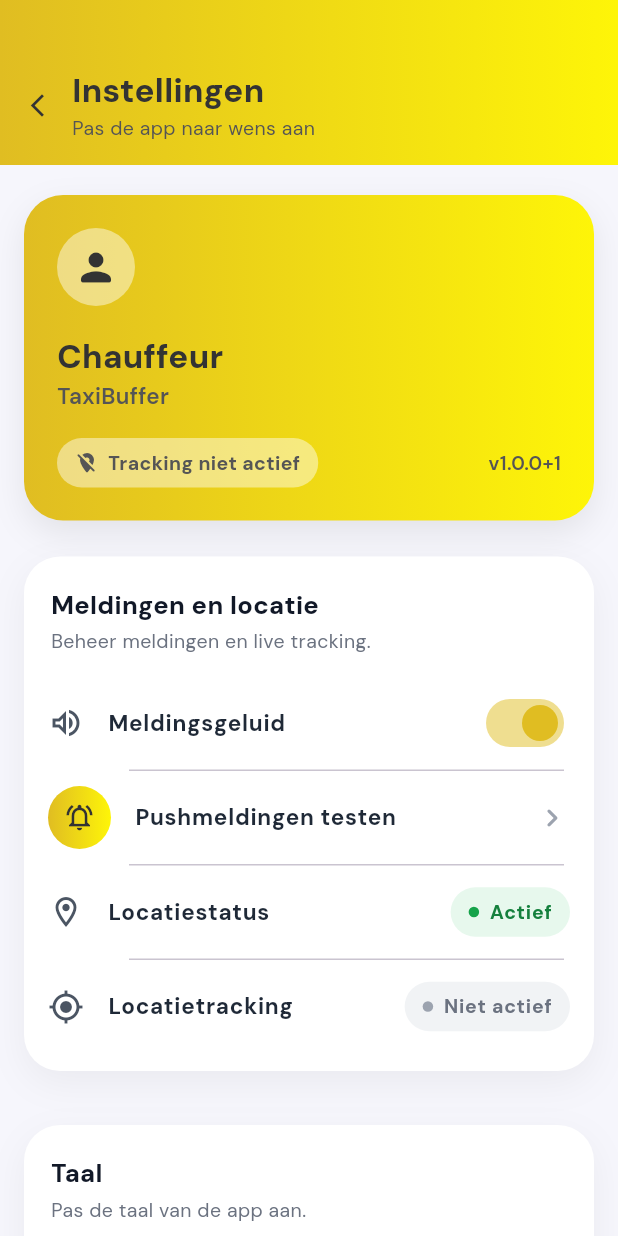
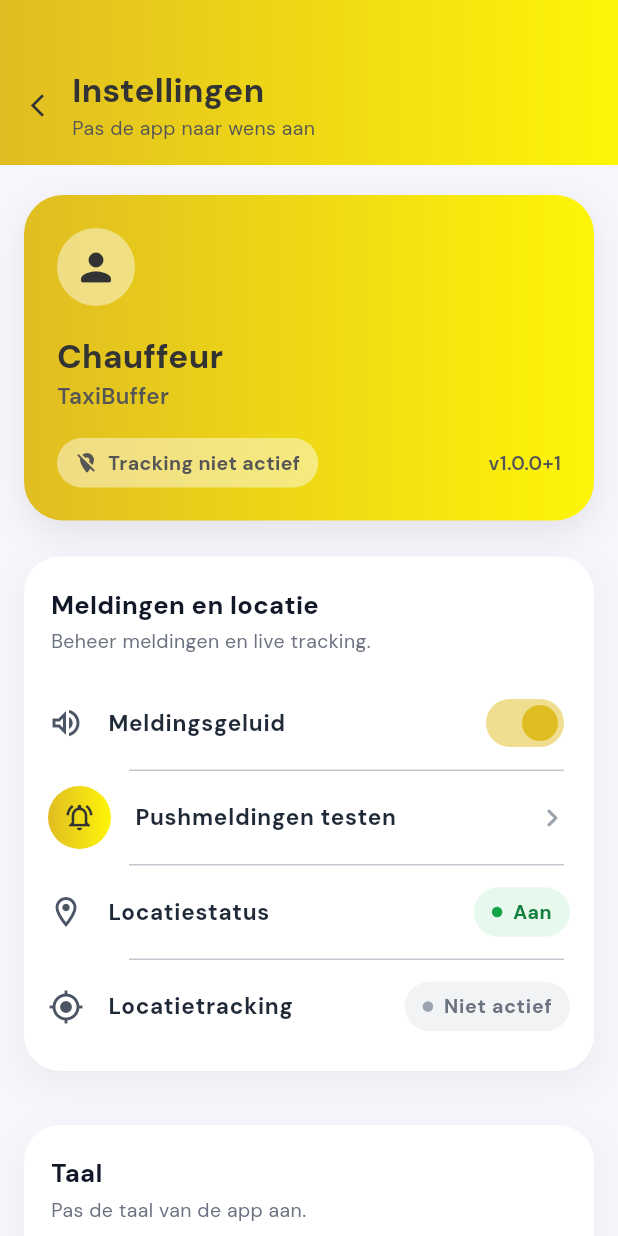
Before and after one commit to SineNomine998/taxibuffer, a Flutter app: the SettingsScreen screen opened by its route, on a phone screen of 412 x 824 dp. Run offline on Flutter 3.47's test engine with Material 3 defaults, Android fonts, the phone set to English and light mode, and no system bars; our stand-ins replace email_validator, firebase_core, firebase_messaging, flutter_local_notifications, flutter_secure_storage, flutter_svg and 5 more; missing offline and left inert: flutter_background_geolocation; accounts and stored records are empty; network calls fail; project files that could hold a hidden picture were left out.

Commit message:
Small change of text

```diff
--- a/mobile_app/lib/features/settings/screens/settings_screen.dart
+++ b/mobile_app/lib/features/settings/screens/settings_screen.dart
@@ -131,7 +131,7 @@ class _SettingsScreenState extends State<SettingsScreen> {
               _SettingsStatusTile(
                 icon: Icons.location_on_outlined,
                 title: 'Locatiestatus',
-                status: locationAvailable ? 'Actief' : 'Niet actief',
+                status: locationAvailable ? 'Aan' : 'Uit',
                 active: locationAvailable,
               ),
               _SettingsStatusTile(
```
